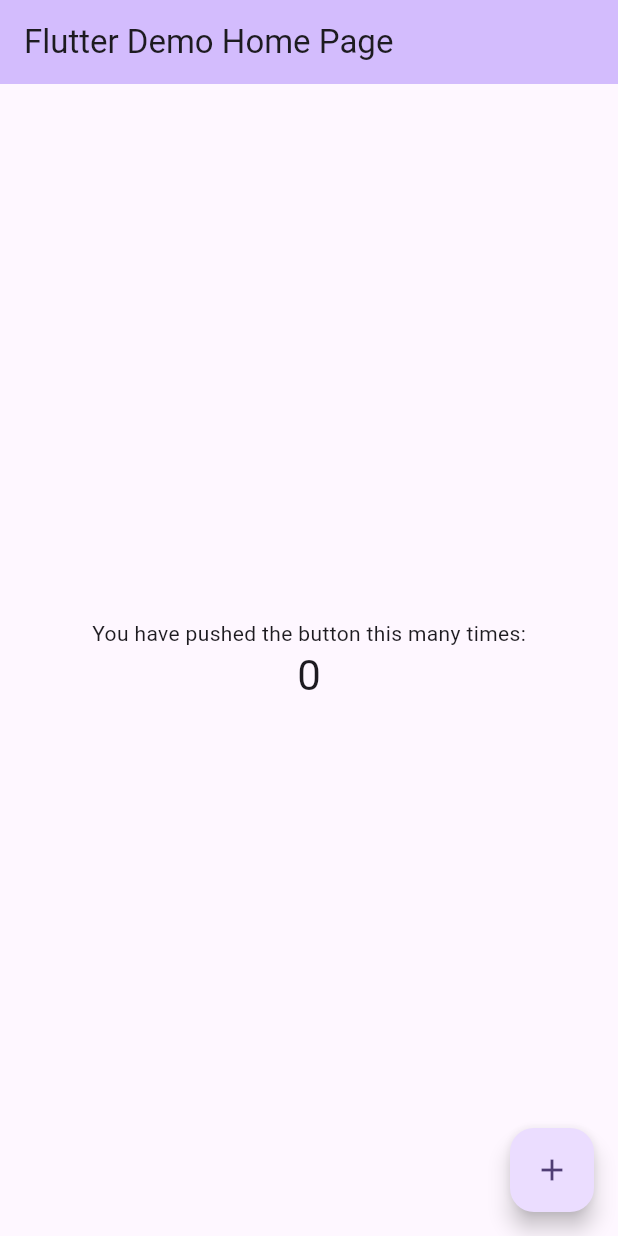
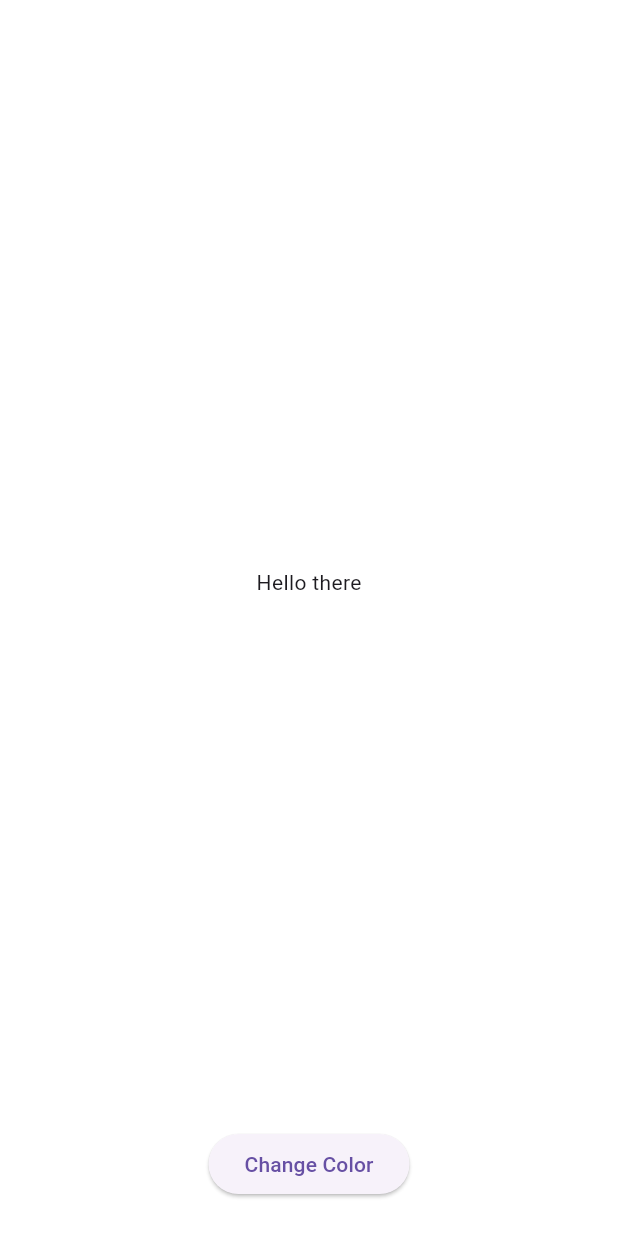
Before and after one commit to paulosabra/color-tap, a Flutter app: the screen it shows after launch, on a phone screen of 412 x 824 dp. Run offline on Flutter 3.47's test engine with Material 3 defaults, Android fonts, the phone set to English and light mode, and no system bars.

Commit message:
feat(home): implements _changeBackgroundColor

```diff
--- a/lib/src/app.dart
+++ b/lib/src/app.dart
@@ -6,12 +6,10 @@ class ColorTapApp extends StatelessWidget {
 
   @override
   Widget build(BuildContext context) {
-    return MaterialApp(
-      title: 'Flutter Demo',
-      theme: ThemeData(
-        colorScheme: ColorScheme.fromSeed(seedColor: Colors.deepPurple),
-      ),
-      home: const HomeScreen(title: 'Flutter Demo Home Page'),
+    return const MaterialApp(
+      title: 'Color Tap',
+      debugShowCheckedModeBanner: false,
+      home: HomeScreen(),
     );
   }
 }
--- /dev/null
+++ b/lib/src/config/constans.dart
@@ -0,0 +1,3 @@
+abstract final class Constants {
+  static const int white = 0xFFFFFFFF;
+}
--- a/lib/src/screens/home/home_screen.dart
+++ b/lib/src/screens/home/home_screen.dart
@@ -1,47 +1,41 @@
+import 'dart:math';
+
+import 'package:color_tap/src/config/constans.dart';
 import 'package:flutter/material.dart';
 
 class HomeScreen extends StatefulWidget {
-  const HomeScreen({super.key, required this.title});
-
-  final String title;
+  const HomeScreen({super.key});
 
   @override
   State<HomeScreen> createState() => _HomeScreenState();
 }
 
 class _HomeScreenState extends State<HomeScreen> {
-  int _counter = 0;
+  Color _backgroundColor = Colors.white;
 
-  void _incrementCounter() {
+  void _changeBackgroundColor() {
     setState(() {
-      _counter++;
+      _backgroundColor = Color(Random().nextInt(Constants.white));
     });
   }
 
   @override
   Widget build(BuildContext context) {
     return Scaffold(
-      appBar: AppBar(
-        backgroundColor: Theme.of(context).colorScheme.inversePrimary,
-        title: Text(widget.title),
-      ),
-      body: Center(
+      backgroundColor: _backgroundColor,
+      body: Padding(
+        padding: const EdgeInsets.all(24.0),
         child: Column(
           mainAxisAlignment: MainAxisAlignment.center,
-          children: <Widget>[
-            const Text('You have pushed the button this many times:'),
-            Text(
-              '$_counter',
-              style: Theme.of(context).textTheme.headlineMedium,
+          children: [
+            const Expanded(child: Center(child: Text('Hello there'))),
+            ElevatedButton(
+              onPressed: _changeBackgroundColor,
+              child: const Text('Change Color'),
             ),
           ],
         ),
       ),
-      floatingActionButton: FloatingActionButton(
-        onPressed: _incrementCounter,
-        tooltip: 'Increment',
-        child: const Icon(Icons.add),
-      ),
     );
   }
 }
```
Also changed, not shown: 1 other file.
